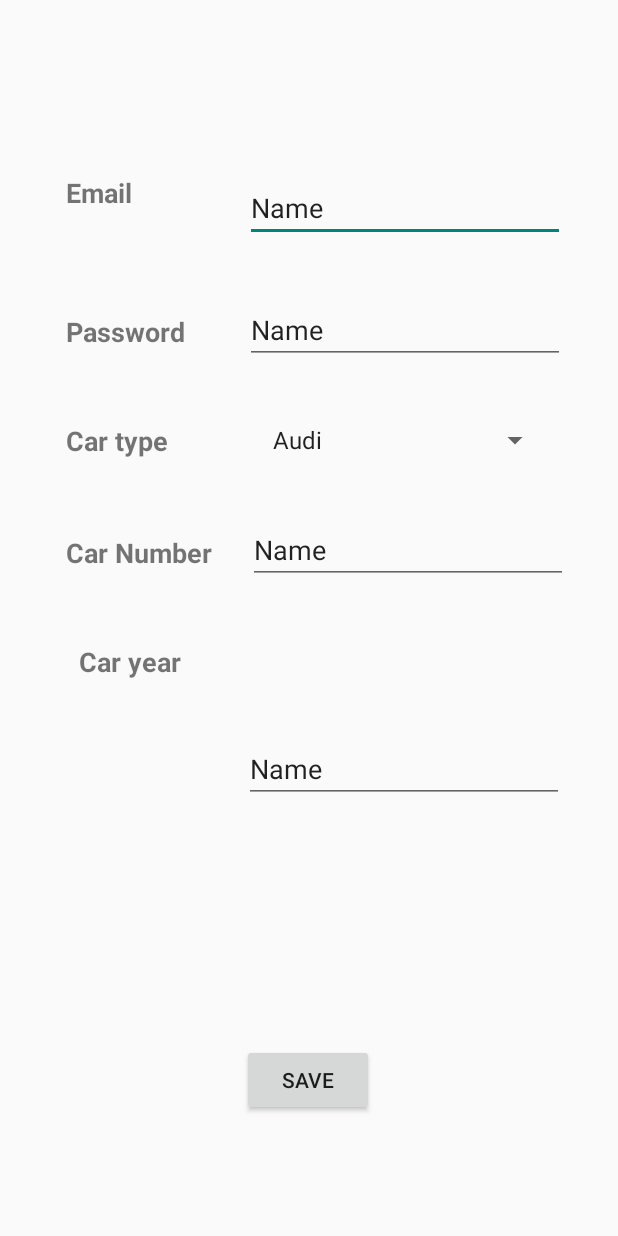
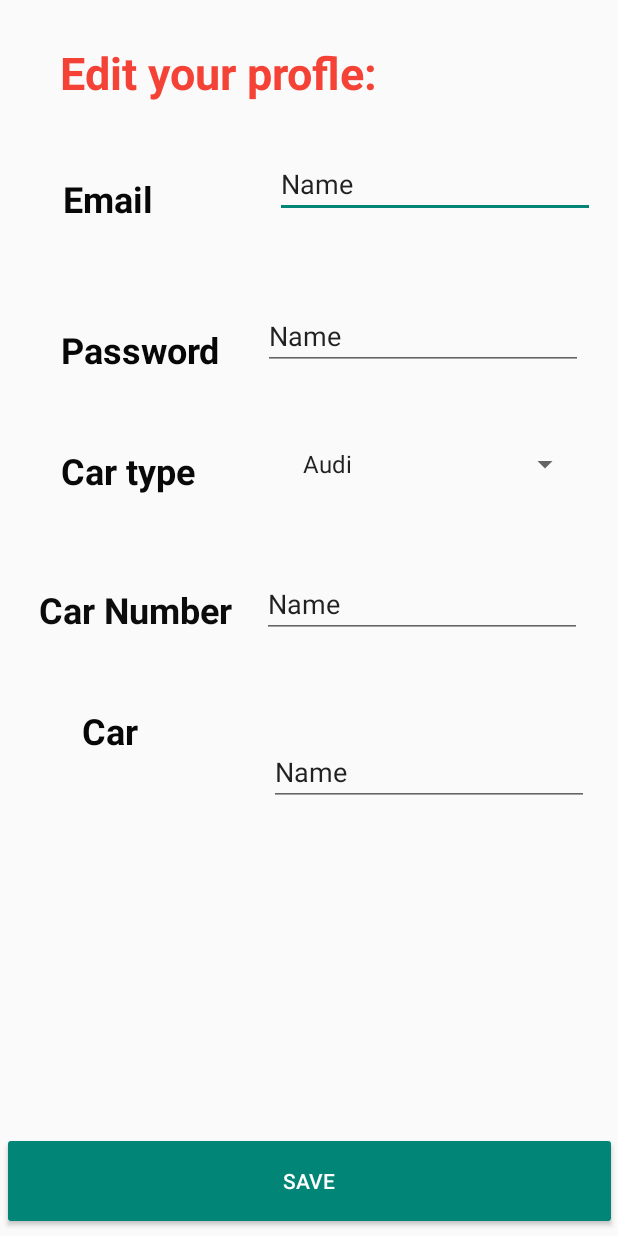
Before and after one commit to CarFix-SYD/CarFix, an Android app: the EditPrivateUserProfile screen opened directly, with no data from a screen before it, on a phone screen of 412 x 824 dp. Run offline under Robolectric (Android 15) with nearby library versions, the phone set to English and light mode, and no system bars; our stand-ins replace Firebase (no records; nobody signed in at launch, a user with empty details on screens opened directly).

Commit message:
Add new graphics and treatments for private user

```diff
--- a/app/src/main/res/layout/activity_edit_private_user_profile.xml
+++ b/app/src/main/res/layout/activity_edit_private_user_profile.xml
@@ -8,12 +8,13 @@
 
     <TextView
         android:id="@+id/EMAIL"
-        android:textAlignment="center"
         android:layout_width="wrap_content"
         android:layout_height="wrap_content"
         android:layout_marginTop="116dp"
         android:text="Email"
-        android:textSize="18sp"
+        android:textAlignment="center"
+        android:textColor="#070707"
+        android:textSize="24sp"
         android:textStyle="bold"
         app:layout_constraintEnd_toEndOf="parent"
         app:layout_constraintHorizontal_bias="0.119"
@@ -22,12 +23,13 @@
 
     <TextView
         android:id="@+id/PASSWORD"
-        android:textAlignment="center"
         android:layout_width="wrap_content"
         android:layout_height="wrap_content"
         android:layout_marginTop="68dp"
         android:text="Password"
-        android:textSize="18sp"
+        android:textAlignment="center"
+        android:textColor="#070707"
+        android:textSize="24sp"
         android:textStyle="bold"
         app:layout_constraintEnd_toEndOf="parent"
         app:layout_constraintHorizontal_bias="0.132"
@@ -36,12 +38,13 @@
 
     <TextView
         android:id="@+id/CARTYPE"
-        android:textAlignment="center"
         android:layout_width="wrap_content"
         android:layout_height="wrap_content"
         android:layout_marginTop="48dp"
         android:text="Car type"
-        android:textSize="18sp"
+        android:textAlignment="center"
+        android:textColor="#090909"
+        android:textSize="24sp"
         android:textStyle="bold"
         app:layout_constraintEnd_toEndOf="parent"
         app:layout_constraintHorizontal_bias="0.127"
@@ -50,30 +53,32 @@
 
     <TextView
         android:id="@+id/CARNUMBER"
-        android:textAlignment="center"
         android:layout_width="wrap_content"
         android:layout_height="wrap_content"
-        android:layout_marginTop="50dp"
+        android:layout_marginTop="60dp"
         android:text="Car Number"
-        android:textSize="18sp"
+        android:textAlignment="center"
+        android:textColor="#0C0C0C"
+        android:textSize="24sp"
         android:textStyle="bold"
         app:layout_constraintEnd_toEndOf="parent"
-        app:layout_constraintHorizontal_bias="0.139"
+        app:layout_constraintHorizontal_bias="0.092"
         app:layout_constraintStart_toStartOf="parent"
         app:layout_constraintTop_toBottomOf="@+id/CARTYPE" />
 
     <TextView
         android:id="@+id/CARYEAR"
-        android:layout_width="84dp"
-        android:layout_height="33dp"
+        android:layout_width="63dp"
+        android:layout_height="40dp"
         android:layout_marginTop="48dp"
         android:text="Car year"
         android:textAlignment="center"
-        android:textSize="18sp"
+        android:textColor="#070707"
+        android:textSize="24sp"
         android:textStyle="bold"
         app:layout_constraintBottom_toBottomOf="parent"
         app:layout_constraintEnd_toEndOf="parent"
-        app:layout_constraintHorizontal_bias="0.134"
+        app:layout_constraintHorizontal_bias="0.12"
         app:layout_constraintStart_toStartOf="parent"
         app:layout_constraintTop_toBottomOf="@+id/CARNUMBER"
         app:layout_constraintVertical_bias="0.0" />
@@ -82,12 +87,12 @@
         android:id="@+id/EDITEMAILPRIVATE"
         android:layout_width="wrap_content"
         android:layout_height="wrap_content"
-        android:layout_marginTop="116dp"
+        android:layout_marginTop="100dp"
         android:ems="10"
         android:inputType="textPersonName"
         android:text="Name"
         app:layout_constraintEnd_toEndOf="parent"
-        app:layout_constraintHorizontal_bias="0.681"
+        app:layout_constraintHorizontal_bias="0.838"
         app:layout_constraintStart_toEndOf="@+id/EMAIL"
         app:layout_constraintTop_toTopOf="parent" />
 
@@ -95,12 +100,12 @@
         android:id="@+id/EDITPASSWORDPRIVATE"
         android:layout_width="wrap_content"
         android:layout_height="wrap_content"
-        android:layout_marginTop="36dp"
+        android:layout_marginTop="56dp"
         android:ems="10"
         android:inputType="textPersonName"
         android:text="Name"
         app:layout_constraintEnd_toEndOf="parent"
-        app:layout_constraintHorizontal_bias="0.532"
+        app:layout_constraintHorizontal_bias="0.545"
         app:layout_constraintStart_toEndOf="@+id/PASSWORD"
         app:layout_constraintTop_toBottomOf="@+id/EDITEMAILPRIVATE" />
 
@@ -109,12 +114,12 @@
         android:layout_width="wrap_content"
         android:layout_height="wrap_content"
         android:layout_marginStart="9dp"
-        android:layout_marginTop="36dp"
+        android:layout_marginTop="56dp"
         android:ems="10"
         android:inputType="textPersonName"
         android:text="Name"
         app:layout_constraintEnd_toEndOf="parent"
-        app:layout_constraintHorizontal_bias="0.307"
+        app:layout_constraintHorizontal_bias="0.304"
         app:layout_constraintStart_toEndOf="@+id/CARNUMBER"
         app:layout_constraintTop_toBottomOf="@+id/EDITCARTYPEPRIVATE" />
 
@@ -122,34 +127,51 @@
         android:id="@+id/EDITCARYEARPRIVATE"
         android:layout_width="wrap_content"
         android:layout_height="wrap_content"
-        android:layout_marginBottom="188dp"
         android:ems="10"
         android:inputType="textPersonName"
         android:text="Name"
         app:layout_constraintBottom_toBottomOf="parent"
         app:layout_constraintEnd_toEndOf="parent"
-        app:layout_constraintHorizontal_bias="0.493"
+        app:layout_constraintHorizontal_bias="0.794"
         app:layout_constraintStart_toEndOf="@+id/CARYEAR"
-        app:layout_constraintTop_toBottomOf="@+id/EDITCARNUMBERPRIVATE" />
+        app:layout_constraintTop_toBottomOf="@+id/EDITCARNUMBERPRIVATE"
+        app:layout_constraintVertical_bias="0.189" />
 
     <Spinner
         android:id="@+id/EDITCARTYPEPRIVATE"
         android:layout_width="201dp"
         android:layout_height="29dp"
-        android:layout_marginTop="36dp"
+        android:layout_marginTop="48dp"
         app:layout_constraintEnd_toEndOf="parent"
-        app:layout_constraintHorizontal_bias="0.545"
+        app:layout_constraintHorizontal_bias="0.696"
         app:layout_constraintStart_toEndOf="@+id/CARTYPE"
         app:layout_constraintTop_toBottomOf="@+id/EDITPASSWORDPRIVATE" />
 
     <Button
         android:id="@+id/saveEditPrivateProfile"
-        android:layout_width="wrap_content"
-        android:layout_height="wrap_content"
-        android:layout_marginBottom="80dp"
+        android:layout_width="410dp"
+        android:layout_height="65dp"
+        android:layout_marginBottom="4dp"
+        android:backgroundTint="?attr/colorAccent"
         android:text="Save"
+        android:textColor="#FFFFFF"
         app:layout_constraintBottom_toBottomOf="parent"
         app:layout_constraintEnd_toEndOf="parent"
-        app:layout_constraintHorizontal_bias="0.498"
+        app:layout_constraintHorizontal_bias="0.727"
         app:layout_constraintStart_toStartOf="parent" />
+
+    <TextView
+        android:id="@+id/textView10"
+        android:layout_width="245dp"
+        android:layout_height="48dp"
+        android:layout_marginTop="28dp"
+        android:text="Edit your profle:"
+        android:textColor="#F44336"
+        android:textSize="30sp"
+        android:textStyle="bold"
+        app:layout_constraintEnd_toEndOf="parent"
+        app:layout_constraintHorizontal_bias="0.24"
+        app:layout_constraintStart_toStartOf="parent"
+        app:layout_constraintTop_toTopOf="parent"
+        tools:ignore="MissingConstraints" />
 </androidx.constraintlayout.widget.ConstraintLayout>
--- a/app/src/main/res/layout/activity_main.xml
+++ b/app/src/main/res/layout/activity_main.xml
@@ -120,8 +120,10 @@
         android:layout_height="wrap_content"
         android:visibility="invisible"
 
-        tools:layout_editor_absoluteX="179dp"
-        tools:layout_editor_absoluteY="217dp"
+        app:layout_constraintBottom_toBottomOf="parent"
+        app:layout_constraintEnd_toEndOf="parent"
+        app:layout_constraintStart_toStartOf="parent"
+        app:layout_constraintTop_toTopOf="parent"
         tools:ignore="MissingConstraints" />
 
 </androidx.constraintlayout.widget.ConstraintLayout>
--- a/app/src/main/res/values/Styles.xml
+++ b/app/src/main/res/values/Styles.xml
@@ -20,4 +20,5 @@
     </style>
 
 
+
 </resources>
```
Also changed, not shown: app/src/main/java/com/example/myapplication/BookTreatment.java (+10 -20 lines), app/src/main/java/com/example/myapplication/ProfileScreenBusiness.java (+39 -0 lines), app/src/main/java/com/example/myapplication/businessAdapter.java (+10 -8 lines), app/src/main/java/com/example/myapplication/searchResults.java (+5 -3 lines), app/src/main/res/drawable-anydpi/ic_down.xml (added, +11 -0 lines), app/src/main/res/layout/activity_book_treatment.xml (+14 -1 lines), app/src/main/res/layout/activity_edit_business_profile.xml (+6 -4 lines), app/src/main/res/layout/activity_profile_screen_business.xml (+9 -88 lines), app/src/main/res/layout/activity_register_user.xml (+10 -7 lines), app/src/main/res/layout/activity_reset_password.xml (+7 -5 lines), app/src/main/res/layout/activity_search_screen.xml (+8 -2 lines), app/src/main/res/layout/list_business.xml (+18 -6 lines).
